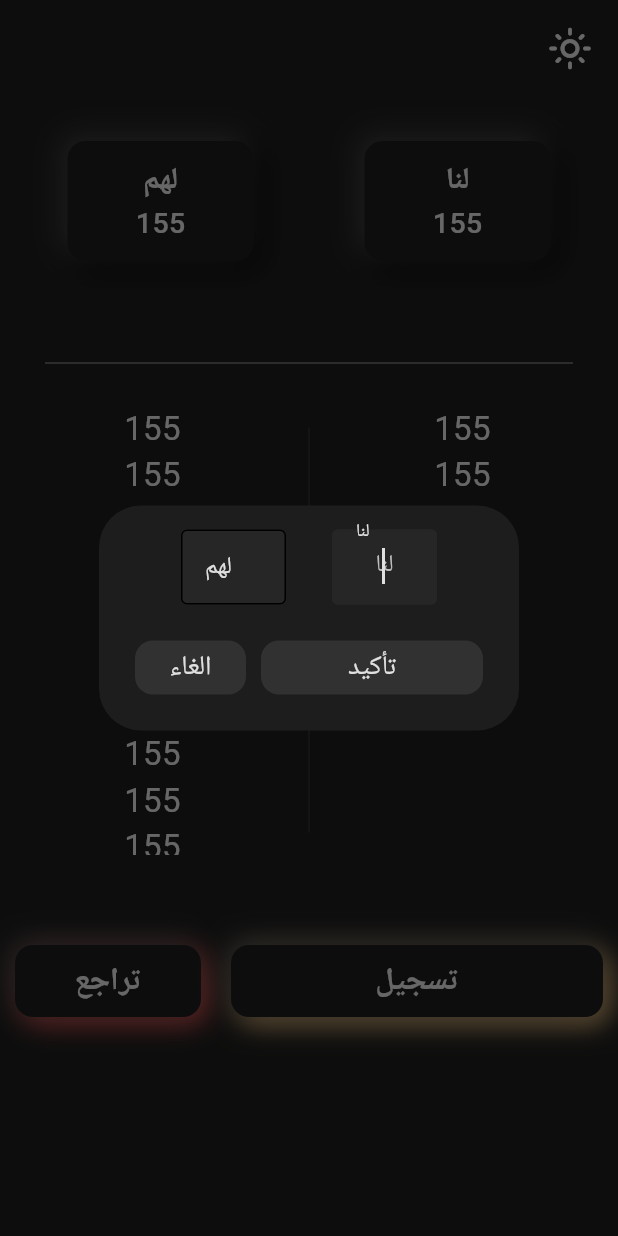
After one commit to NAWR9/anber, a Flutter app: the NewSakka screen opened directly, after a tap on the "dark mode" icon, after a tap on "تسجيل", on a phone screen of 412 x 824 dp. The commit adds this screen. Run offline on Flutter 3.47's test engine with Material 3 defaults, Android fonts, the phone set to English and light mode, and no system bars.

Commit message:
Created the Sakka page UI

```diff
--- a/lib/Components/my_button.dart
+++ b/lib/Components/my_button.dart
@@ -3,7 +3,12 @@ import 'package:flutter/material.dart';
 class MyButton extends StatelessWidget {
   final void Function()? onTap;
   final String text;
-  const MyButton({super.key, required this.text, required this.onTap});
+  final EdgeInsetsGeometry? padding;
+  const MyButton(
+      {super.key,
+      required this.text,
+      required this.onTap,
+      required this.padding});
 
   @override
   Widget build(BuildContext context) {
@@ -13,12 +18,13 @@ class MyButton extends StatelessWidget {
         decoration: BoxDecoration(
             color: Theme.of(context).colorScheme.secondary,
             borderRadius: BorderRadius.circular(12)),
-        padding: const EdgeInsets.symmetric(horizontal: 45, vertical: 15),
+        padding: padding,
         child: Text(
           text,
           style: TextStyle(
               color: Theme.of(context).colorScheme.inversePrimary,
               fontSize: 18),
+          textAlign: TextAlign.center,
         ),
       ),
     );
--- /dev/null
+++ b/lib/Components/my_textfield.dart
@@ -0,0 +1,46 @@
+import 'package:flutter/material.dart';
+
+class MyTextfield extends StatelessWidget {
+  final String hint;
+  final String label;
+  final bool autofocus;
+  final TextEditingController controller;
+  final node;
+  final void Function(String)? onChanged;
+
+  const MyTextfield(
+      {super.key,
+      required this.hint,
+      required this.autofocus,
+      required this.controller,
+      this.node,
+      required this.onChanged,
+      required this.label});
+
+  @override
+  Widget build(BuildContext context) {
+    return TextField(
+      focusNode: node,
+      controller: controller,
+      keyboardType: TextInputType.number,
+      autofocus: autofocus,
+      onChanged: onChanged,
+      cursorColor: Theme.of(context).colorScheme.inversePrimary,
+      textAlign: TextAlign.center,
+      style: TextStyle(color: Theme.of(context).colorScheme.inversePrimary),
+      decoration: InputDecoration(
+          hoverColor: Theme.of(context).colorScheme.tertiary,
+          fillColor: Theme.of(context).colorScheme.primary,
+          filled: true,
+          border: OutlineInputBorder(),
+          label: Text(
+            label,
+            style:
+                TextStyle(color: Theme.of(context).colorScheme.inversePrimary),
+            textAlign: TextAlign.center,
+          ),
+          hintText: hint,
+          hintStyle: TextStyle(color: Theme.of(context).colorScheme.tertiary)),
+    );
+  }
+}
--- /dev/null
+++ b/lib/Components/neu_box.dart
@@ -0,0 +1,35 @@
+import 'package:anber/Themes/theme_provider.dart';
+import 'package:flutter/material.dart';
+import 'package:provider/provider.dart';
+
+class NeuBox extends StatelessWidget {
+  final Widget? child;
+  final EdgeInsetsGeometry? padding;
+  const NeuBox({super.key, required this.child, required this.padding});
+
+  @override
+  Widget build(BuildContext context) {
+    // is drak mode
+    bool isDarkMode = Provider.of<ThemeProvider>(context).isDarkMode;
+
+    return Container(
+      decoration: BoxDecoration(
+          color: Theme.of(context).colorScheme.surface,
+          borderRadius: BorderRadius.circular(12),
+          boxShadow: [
+            // darker shadow on bottom right
+            BoxShadow(
+                color: isDarkMode ? Colors.black : Colors.grey.shade500,
+                blurRadius: 15,
+                offset: Offset(4, 4)),
+            // lighter shadow on top left
+            BoxShadow(
+                color: isDarkMode ? Colors.grey.shade800 : Colors.white,
+                blurRadius: 15,
+                offset: Offset(-4, -4)),
+          ]),
+      padding: padding,
+      child: child,
+    );
+  }
+}
--- /dev/null
+++ b/lib/Components/neu_box_button.dart
@@ -0,0 +1,37 @@
+import 'package:anber/Themes/theme_provider.dart';
+import 'package:flutter/material.dart';
+import 'package:provider/provider.dart';
+
+class NeuBoxButton extends StatelessWidget {
+  final Widget? child;
+  final EdgeInsetsGeometry? padding;
+  final Color color;
+  const NeuBoxButton(
+      {super.key,
+      required this.child,
+      required this.padding,
+      required this.color});
+
+  @override
+  Widget build(BuildContext context) {
+    // is drak mode
+    bool isDarkMode = Provider.of<ThemeProvider>(context).isDarkMode;
+
+    return Container(
+      decoration: BoxDecoration(
+          color: Theme.of(context).colorScheme.surface,
+          borderRadius: BorderRadius.circular(12),
+          boxShadow: [
+            // darker shadow on bottom right
+            BoxShadow(color: color, blurRadius: 15, offset: Offset(4, 4)),
+            // lighter shadow on top left
+            BoxShadow(
+                color: isDarkMode ? Colors.grey.shade800 : Colors.white,
+                blurRadius: 15,
+                offset: Offset(-4, -4)),
+          ]),
+      padding: padding,
+      child: child,
+    );
+  }
+}
--- a/lib/Pages/home_page.dart
+++ b/lib/Pages/home_page.dart
@@ -1,4 +1,5 @@
 import 'package:anber/Components/my_button.dart';
+import 'package:anber/Pages/new_sakka.dart';
 import 'package:anber/Themes/theme_provider.dart';
 import 'package:flutter/material.dart';
 import 'package:provider/provider.dart';
@@ -64,13 +65,21 @@ class HomePage extends StatelessWidget {
                 children: [
                   MyButton(
                     text: 'Play',
-                    onTap: () {},
+                    padding: const EdgeInsets.symmetric(
+                        horizontal: 45, vertical: 15),
+                    onTap: () => Navigator.push(
+                        context,
+                        MaterialPageRoute(
+                          builder: (context) => const NewSakka(),
+                        )),
                   ),
                   const SizedBox(
                     height: 10,
                   ),
                   MyButton(
                     text: 'History',
+                    padding: const EdgeInsets.symmetric(
+                        horizontal: 45, vertical: 15),
                     onTap: () {},
                   ),
                   const SizedBox(
@@ -78,6 +87,8 @@ class HomePage extends StatelessWidget {
                   ),
                   MyButton(
                     text: 'Exit',
+                    padding: const EdgeInsets.symmetric(
+                        horizontal: 45, vertical: 15),
                     onTap: () {},
                   ),
                 ],
--- /dev/null
+++ b/lib/Pages/new_sakka.dart
@@ -0,0 +1,323 @@
+// ignore_for_file: non_constant_identifier_names
+
+import 'package:anber/Components/my_button.dart';
+import 'package:anber/Components/my_textfield.dart';
+import 'package:anber/Components/neu_box.dart';
+import 'package:anber/Components/neu_box_button.dart';
+import 'package:anber/Themes/theme_provider.dart';
+import 'package:flutter/material.dart';
+import 'package:provider/provider.dart';
+
+class NewSakka extends StatefulWidget {
+  const NewSakka({super.key});
+
+  @override
+  State<NewSakka> createState() => _NewSakkaState();
+}
+
+class _NewSakkaState extends State<NewSakka> {
+  late final TextEditingController lna_controller;
+  late final TextEditingController lhm_controller;
+  late final FocusNode lhm_node;
+
+  @override
+  void initState() {
+    super.initState();
+    lna_controller = TextEditingController();
+    lhm_controller = TextEditingController();
+    lhm_node = FocusNode();
+  }
+
+  @override
+  void dispose() {
+    super.dispose();
+    lna_controller.dispose();
+    lhm_controller.dispose();
+    lhm_node.dispose();
+  }
+
+  void IncrementPressed(BuildContext context) {
+    showDialog(
+      context: context,
+      builder: (context) {
+        return AlertDialog(
+          backgroundColor: Theme.of(context).colorScheme.surface,
+          content: Row(
+            mainAxisAlignment: MainAxisAlignment.spaceEvenly,
+            children: [
+              SizedBox(
+                width: 70,
+                height: 50,
+                child: MyTextfield(
+                  onChanged: (value) {
+                    if (value.length == 2) {
+                      lhm_node.unfocus();
+                    }
+                  },
+                  node: lhm_node,
+                  controller: lhm_controller,
+                  autofocus: false,
+                  hint: "لهم",
+                  label: "لهم",
+                ),
+              ),
+              SizedBox(
+                width: 70,
+                height: 50,
+                child: MyTextfield(
+                  onChanged: (value) {
+                    if (value.length == 2) {
+                      lhm_node.requestFocus();
+                    }
+                  },
+                  controller: lna_controller,
+                  autofocus: true,
+                  hint: "لنا",
+                  label: "لنا",
+                ),
+              ),
+            ],
+          ),
+          actions: [
+            Row(
+              mainAxisAlignment: MainAxisAlignment.end,
+              children: [
+                Expanded(
+                  child: MyButton(
+                    text: "الغاء",
+                    onTap: () => Navigator.pop(context),
+                    padding:
+                        const EdgeInsets.symmetric(horizontal: 10, vertical: 5),
+                  ),
+                ),
+                const SizedBox(
+                  width: 10,
+                ),
+                Expanded(
+                  flex: 2,
+                  child: MyButton(
+                    text: "تأكيد",
+                    onTap: () {},
+                    padding:
+                        const EdgeInsets.symmetric(horizontal: 10, vertical: 5),
+                  ),
+                ),
+              ],
+            )
+          ],
+        );
+      },
+    );
+  }
+
+  @override
+  Widget build(BuildContext context) {
+    return Scaffold(
+      backgroundColor: Theme.of(context).colorScheme.surface,
+      body: SafeArea(
+        child: SingleChildScrollView(
+          child: Column(
+            children: [
+              // Dark Mode switch
+              Row(
+                mainAxisAlignment: MainAxisAlignment.end,
+                children: [
+                  Padding(
+                    padding: const EdgeInsets.all(8.0),
+                    child: IconButton(
+                        onPressed: () =>
+                            Provider.of<ThemeProvider>(context, listen: false)
+                                .toggleTheme(),
+                        icon: Icon(
+                          Provider.of<ThemeProvider>(context).isDarkMode
+                              ? Icons.light_mode_outlined
+                              : Icons.dark_mode_rounded,
+                          color: Theme.of(context).colorScheme.inversePrimary,
+                          size: 30,
+                        )),
+                  )
+                ],
+              ),
+              // lna lhm titles and current scores
+              Padding(
+                padding:
+                    const EdgeInsets.symmetric(vertical: 30, horizontal: 45),
+                child: Row(
+                  mainAxisAlignment: MainAxisAlignment.spaceBetween,
+                  children: [
+                    NeuBox(
+                        padding: const EdgeInsets.all(12),
+                        child: Container(
+                          decoration: BoxDecoration(
+                              color: Theme.of(context).colorScheme.surface,
+                              borderRadius: BorderRadius.circular(12)),
+                          width: 100,
+                          child: Column(
+                            children: [
+                              Text(
+                                "لهم",
+                                style: TextStyle(
+                                    fontWeight: FontWeight.bold,
+                                    fontSize: 20,
+                                    color: Theme.of(context)
+                                        .colorScheme
+                                        .inversePrimary),
+                              ),
+                              Text(
+                                "155",
+                                style: TextStyle(
+                                    fontWeight: FontWeight.w500,
+                                    fontSize: 19,
+                                    color: Theme.of(context)
+                                        .colorScheme
+                                        .inversePrimary),
+                              )
+                            ],
+                          ),
+                        )),
+                    NeuBox(
+                        padding: const EdgeInsets.all(12),
+                        child: Container(
+                          decoration: BoxDecoration(
+                              color: Theme.of(context).colorScheme.surface,
+                              borderRadius: BorderRadius.circular(12)),
+                          width: 100,
+                          child: Column(
+                            children: [
+                              Text(
+                                "لنا",
+                                style: TextStyle(
+                                    fontWeight: FontWeight.bold,
+                                    fontSize: 20,
+                                    color: Theme.of(context)
+                                        .colorScheme
+                                        .inversePrimary),
+                              ),
+                              Text(
+                                "155",
+                                style: TextStyle(
+                                    fontWeight: FontWeight.w500,
+                                    fontSize: 19,
+                                    color: Theme.of(context)
+                                        .colorScheme
+                                        .inversePrimary),
+                              )
+                            ],
+                          ),
+                        )),
+                  ],
+                ),
+              ),
+              const SizedBox(
+                height: 10,
+              ),
+
+              Padding(
+                padding:
+                    const EdgeInsets.symmetric(horizontal: 30.0, vertical: 20),
+                child: Divider(
+                  color: Colors.grey.shade600,
+                ),
+              ),
+              // row -> two list views to show past results
+              Padding(
+                padding: const EdgeInsets.symmetric(horizontal: 45),
+                child: IntrinsicHeight(
+                  child: Row(
+                    mainAxisAlignment: MainAxisAlignment.spaceAround,
+                    children: [
+                      // Lhm score history
+                      SizedBox(
+                          width: 40,
+                          height: 300,
+                          child: ScoreBuilder(10, "155")),
+                      // divider
+                      VerticalDivider(
+                        color: Theme.of(context).colorScheme.secondary,
+                        indent: 15,
+                        endIndent: 15,
+                      ),
+                      // Lna score history
+                      SizedBox(
+                          width: 40, height: 300, child: ScoreBuilder(4, "155"))
+                    ],
+                  ),
+                ),
+              )
+              //
+              // button ("ADD") -> show dialog to increment scores
+              ,
+              Padding(
+                padding: const EdgeInsets.only(top: 60.0, left: 10, right: 10),
+                child: Row(
+                  children: [
+                    Expanded(
+                      child: NeuBoxButton(
+                          color: Colors.red.shade400,
+                          padding: const EdgeInsets.symmetric(horizontal: 10),
+                          child: MaterialButton(
+                            // TODO:
+                            onPressed: () {},
+                            hoverColor: Colors.transparent,
+                            splashColor: Colors.transparent,
+                            highlightColor: Colors.transparent,
+                            child: Text(
+                              "تراجع",
+                              style: TextStyle(
+                                  fontWeight: FontWeight.bold,
+                                  fontSize: 21,
+                                  color: Theme.of(context)
+                                      .colorScheme
+                                      .inversePrimary),
+                            ),
+                          )),
+                    ),
+                    const SizedBox(
+                      width: 20,
+                    ),
+                    Expanded(
+                      flex: 2,
+                      child: NeuBoxButton(
+                          color: Colors.orange.shade200,
+                          padding: const EdgeInsets.symmetric(horizontal: 10),
+                          child: MaterialButton(
+                            onPressed: () => IncrementPressed(context),
+                            hoverColor: Colors.transparent,
+                            splashColor: Colors.transparent,
+                            highlightColor: Colors.transparent,
+                            child: Text(
+                              "تسجيل",
+                              style: TextStyle(
+                                  fontWeight: FontWeight.bold,
+                                  fontSize: 21,
+                                  color: Theme.of(context)
+                                      .colorScheme
+                                      .inversePrimary),
+                            ),
+                          )),
+                    ),
+                  ],
+                ),
+              ),
+            ],
+          ),
+        ),
+      ),
+    );
+  }
+
+  // Show score history
+  Widget? ScoreBuilder(int itemCount, String text) {
+    return ListView.builder(
+      itemCount: itemCount,
+      itemBuilder: (context, index) {
+        return Text(
+          text,
+          style: TextStyle(
+              fontSize: 22,
+              color: Theme.of(context).colorScheme.inversePrimary),
+        );
+      },
+    );
+  }
+}
--- a/lib/Themes/dark_mode.dart
+++ b/lib/Themes/dark_mode.dart
@@ -5,4 +5,5 @@ ThemeData darkMode = ThemeData(
         surface: const Color.fromARGB(255, 29, 29, 29),
         primary: const Color.fromARGB(255, 38, 38, 38),
         secondary: Color.fromARGB(255, 49, 49, 49),
+        tertiary: Colors.grey.shade400,
         inversePrimary: Colors.grey.shade300));
--- a/lib/Themes/light_mode.dart
+++ b/lib/Themes/light_mode.dart
@@ -5,4 +5,5 @@ ThemeData lightMode = ThemeData(
         surface: Colors.grey.shade300,
         primary: Colors.grey.shade200,
         secondary: Colors.grey.shade400,
+        tertiary: Colors.grey.shade600,
         inversePrimary: Colors.grey.shade800));
```
